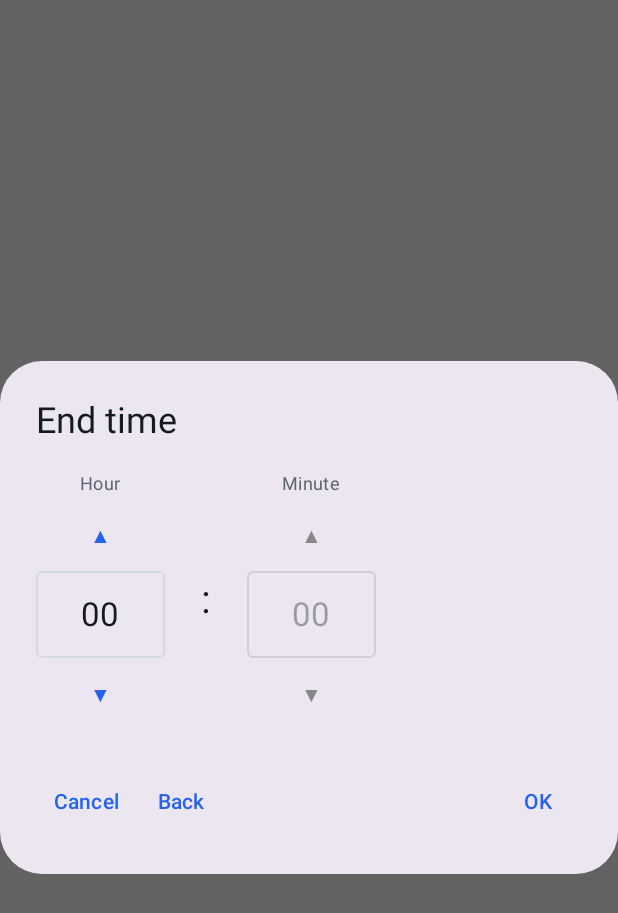
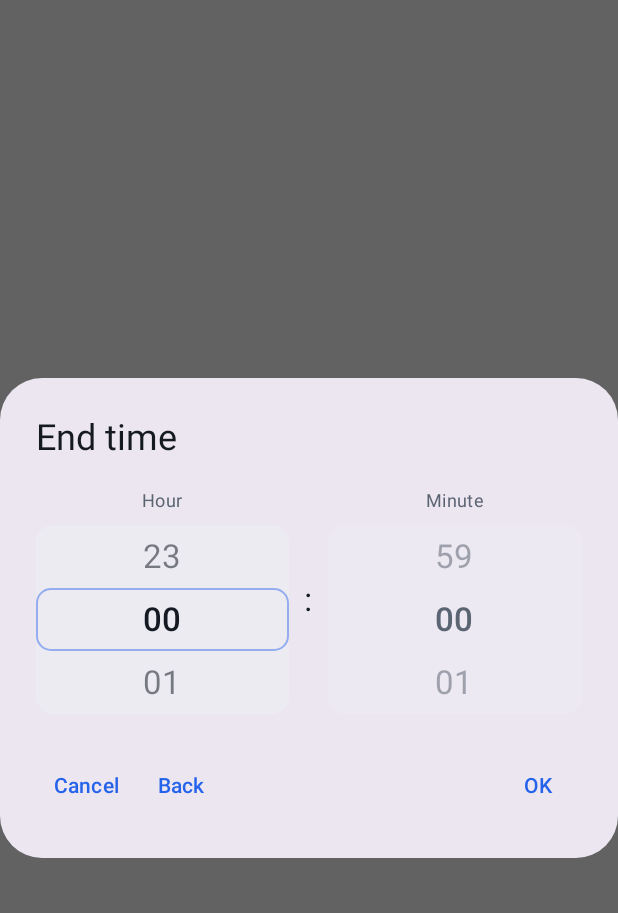
Before and after one commit to neurotracee/auto-swipe, an Android app built with Jetpack Compose: the composable StepperTimeDialog called with empty values, on a phone screen of 412 x 824 dp. Shown: the top 913 px of the screen. Run offline under Robolectric (Android 15) with nearby library versions, the phone set to English and light mode, and no system bars.

Commit message:
1.1.1.1: 时分选择改为双滚轮（密码扣式），修 1.1.1.0 手指滑动不生效

```diff
--- a/app/build.gradle.kts
+++ b/app/build.gradle.kts
@@ -15,7 +15,7 @@ val keystoreProps = Properties().apply {
 // 小修小改只递增最后一段，功能级改动才动第三段。
 // versionCode 由 versionName 直接算出来，只改这一个字符串即可。
 // 映射：主*1000000 + 次*10000 + 修订*100 + 补丁（例：1.0.0.1 → 1000001）。
-val appVersionName = "1.1.1.0"
+val appVersionName = "1.1.1.1"
 val appVersionCode = appVersionName
     .split(".")
     .map { it.trim().toInt() }
--- a/app/src/main/java/com/neurotracee/autoswipe/ui/LogUi.kt
+++ b/app/src/main/java/com/neurotracee/autoswipe/ui/LogUi.kt
@@ -1,6 +1,17 @@
 package com.neurotracee.autoswipe.ui
 
 import android.widget.Toast
+import androidx.compose.animation.core.Animatable
+import androidx.compose.animation.core.animate
+import androidx.compose.animation.core.tween
+import androidx.compose.foundation.gestures.detectVerticalDragGestures
+import androidx.compose.foundation.layout.offset
+import androidx.compose.foundation.layout.size
+import androidx.compose.ui.draw.clip
+import androidx.compose.ui.platform.LocalDensity
+import androidx.compose.runtime.rememberCoroutineScope
+import androidx.compose.ui.graphics.graphicsLayer
+import kotlinx.coroutines.launch
 import androidx.activity.compose.BackHandler
 import androidx.activity.compose.rememberLauncherForActivityResult
 import androidx.activity.result.contract.ActivityResultContracts
@@ -43,11 +54,14 @@ import androidx.compose.runtime.remember
 import androidx.compose.runtime.setValue
 import androidx.compose.ui.Alignment
 import androidx.compose.ui.Modifier
+import androidx.compose.ui.focus.FocusRequester
+import androidx.compose.ui.focus.focusRequester
 import androidx.compose.ui.focus.onFocusChanged
 import androidx.compose.ui.input.pointer.pointerInput
 import androidx.compose.ui.graphics.Color
 import androidx.compose.ui.platform.LocalClipboardManager
 import androidx.compose.ui.platform.LocalContext
+import androidx.compose.ui.platform.LocalSoftwareKeyboardController
 import androidx.compose.ui.text.AnnotatedString
 import androidx.compose.foundation.text.KeyboardOptions
 import androidx.compose.ui.text.input.KeyboardType
@@ -483,6 +497,8 @@ private fun FeedbackBlock(count: Int, onCopy: (String) -> Unit) {
     }
 }
 
+private val WheelRow = 42.dp
+
 @Composable
 private fun StepperTimeDialog(
     isStart: Boolean,
@@ -502,11 +518,11 @@ private fun StepperTimeDialog(
             Row(
                 Modifier.fillMaxWidth(),
                 verticalAlignment = Alignment.CenterVertically,
-                horizontalArrangement = Arrangement.spacedBy(24.dp)
+                horizontalArrangement = Arrangement.spacedBy(10.dp)
             ) {
-                StepperUnit(tr("时", "Hour"), hour, 23, true, onHourChange, onTouch = { onHourChange(hour) })
-                Text(":", fontSize = 26.sp, color = MaterialTheme.colorScheme.onSurface)
-                StepperUnit(tr("分", "Minute"), minute, 59, hourUnlocked, onMinuteChange)
+                WheelUnit(tr("时", "Hour"), hour, 23, true, onHourChange, Modifier.weight(1f))
+                Text(":", fontSize = 22.sp, color = MaterialTheme.colorScheme.onSurface)
+                WheelUnit(tr("分", "Minute"), minute, 59, hourUnlocked, onMinuteChange, Modifier.weight(1f))
             }
         },
         confirmButton = {
@@ -520,73 +536,138 @@ private fun StepperTimeDialog(
     )
 }
 
+/**
+ * 一个滚轮：像行李箱密码扣那样，手指上下推、数字跟着走，松手吸附到最近一格。
+ * 中间亮着的那格是选中值；轻点滚轮可以直接打字输入。
+ */
 @Composable
-private fun StepperUnit(
+private fun WheelUnit(
     label: String,
     value: Int,
     max: Int,
     enabled: Boolean,
     onChange: (Int) -> Unit,
-    onTouch: () -> Unit = {}
+    modifier: Modifier = Modifier
 ) {
-    var tv by remember { mutableStateOf(TextFieldValue(fmt2(value))) }
-    var fieldFocused by remember { mutableStateOf(false) }
-    // 外部（步进键、滑动）改了值，就把显示跟过去；正打着字时不打扰
-    LaunchedEffect(value) {
-        if (fieldFocused) return@LaunchedEffect
-        val cur = tv.text.toIntOrNull()
-        if (cur != value) tv = TextFieldValue(fmt2(value), TextRange(fmt2(value).length))
+    var local by remember { mutableStateOf(value) }
+    LaunchedEffect(value) { if (local != value) local = value }
+
+    val rowPx = with(LocalDensity.current) { WheelRow.toPx() }
+    var shift by remember { mutableStateOf(0f) }
+    val scope = rememberCoroutineScope()
+    var typing by remember { mutableStateOf(false) }
+
+    Column(modifier, horizontalAlignment = Alignment.CenterHorizontally) {
+        Text(label, fontSize = 12.sp, color = MaterialTheme.colorScheme.onSurfaceVariant)
+        Spacer(Modifier.height(6.dp))
+        Box(
+            Modifier
+                .fillMaxWidth()
+                .height(WheelRow * 3)
+                .clip(RoundedCornerShape(12.dp))
+                .background(
+                    if (enabled) MaterialTheme.colorScheme.surfaceVariant.copy(alpha = 0.5f)
+                    else MaterialTheme.colorScheme.surfaceVariant.copy(alpha = 0.22f)
+                )
+                .pointerInput(enabled, rowPx) {
+                    if (!enabled) return@pointerInput
+                    detectVerticalDragGestures(
+                        onDragStart = { shift = 0f },
+                        onDragEnd = {
+                            scope.launch {
+                                animate(shift, 0f, animationSpec = tween(180)) { v, _ -> shift = v }
+                            }
+                        },
+                        onDragCancel = {
+                            scope.launch {
+                                animate(shift, 0f, animationSpec = tween(180)) { v, _ -> shift = v }
+                            }
+                        }
+                    ) { change, dy ->
+                        change.consume()
+                        var acc = shift + dy
+                        while (acc <= -rowPx) {
+                            acc += rowPx
+                            local = stepWrap(local, 1, max)
+                            onChange(local)
+                        }
+                        while (acc >= rowPx) {
+                            acc -= rowPx
+                            local = stepWrap(local, -1, max)
+                            onChange(local)
+                        }
+                        shift = acc.coerceIn(-rowPx * 1.2f, rowPx * 1.2f)
+                    }
+                }
+                .clickable(enabled = enabled) { typing = true },
+            contentAlignment = Alignment.Center
+        ) {
+            // 选中那一格的底
+            Box(
+                Modifier
+                    .fillMaxWidth()
+                    .height(WheelRow)
+                    .align(Alignment.Center)
+                    .border(1.dp, if (enabled) BrandBlue.copy(alpha = 0.45f) else Color.Transparent, RoundedCornerShape(10.dp))
+            )
+            val d = LocalDensity.current
+            for (k in -2..2) {
+                val pos = shift + k * rowPx
+                if (pos > -2.2f * rowPx && pos < 2.2f * rowPx) {
+                    val alpha = (1f - kotlin.math.abs(pos) / (2.2f * rowPx)).coerceIn(0.12f, 1f)
+                    val centered = kotlin.math.abs(pos) < rowPx * 0.5f
+                    Text(
+                        fmt2(stepWrap(local, k, max)),
+                        modifier = Modifier
+                            .align(Alignment.Center)
+                            .offset(y = with(d) { pos.toDp() }),
+                        fontSize = 22.sp,
+                        fontWeight = if (centered) FontWeight.SemiBold else FontWeight.Normal,
+                        color = (if (enabled) MaterialTheme.colorScheme.onSurface else MaterialTheme.colorScheme.onSurfaceVariant)
+                            .copy(alpha = alpha)
+                    )
+                }
+            }
+        }
     }
 
-    Column(horizontalAlignment = Alignment.CenterHorizontally) {
-        Text(label, fontSize = 12.sp, color = MaterialTheme.colorScheme.onSurfaceVariant)
-        TextButton(
-            enabled = enabled,
-            onClick = { onChange(stepWrap(value, 1, max)) },
-            contentPadding = androidx.compose.foundation.layout.PaddingValues(4.dp)
-        ) { Text("▲", fontSize = 14.sp, color = if (enabled) BrandBlue else Color.Gray) }
-
+    if (typing) {
+        var txt by remember { mutableStateOf("") }
+        val fr = remember { FocusRequester() }
+        val kb = LocalSoftwareKeyboardController.current
+        val done: () -> Unit = {
+            val v = txt.toIntOrNull()
+            if (v != null) {
+                val c = v.coerceIn(0, max)
+                local = c
+                onChange(c)
+            }
+            typing = false
+            kb?.hide()
+        }
+        AlertDialog(
+            onDismissRequest = { typing = false },
+            title = { Text(label) },
+            text = {
                 OutlinedTextField(
-            value = tv,
-            onValueChange = { raw ->
-                val digits = raw.text.filter { it.isDigit() }.takeLast(2)
-                val v = (digits.toIntOrNull() ?: 0).coerceIn(0, max)
-                // 打字时先按原样显示，失焦后再补齐两位，免得边打边跳
-                tv = TextFieldValue(digits, TextRange(digits.length))
-                onChange(v)
-            },
-            enabled = enabled,
+                    value = txt,
+                    onValueChange = { txt = it.filter { ch -> ch.isDigit() }.take(2) },
                     singleLine = true,
                     keyboardOptions = KeyboardOptions(keyboardType = KeyboardType.Number),
                     textStyle = androidx.compose.ui.text.TextStyle(
                         fontSize = 22.sp,
                         textAlign = androidx.compose.ui.text.style.TextAlign.Center
                     ),
-            placeholder = { Text(if (fieldFocused) fmt2(value) else "", fontSize = 22.sp, color = Color.Gray) },
+                    placeholder = { Text(fmt2(value), fontSize = 22.sp, color = Color.Gray) },
                     modifier = Modifier
-                .width(86.dp)
-                // 一进焦点就清空并占位显示旧值，打的数字直接顶掉原来的，不会变成「21」后面接「7」
-                .onFocusChanged { st ->
-                    fieldFocused = st.isFocused
-                    if (st.isFocused) {
-                        tv = TextFieldValue("", TextRange(0))
-                        onTouch()
-                    } else if (tv.text.length < 2) {
-                        tv = TextFieldValue(fmt2(value), TextRange(2))
-                    }
-                }
-                .stepDrag(
-                    enabled = enabled,
-                    onUp = { onChange(stepWrap(value, 1, max)) },
-                    onDown = { onChange(stepWrap(value, -1, max)) }
+                        .width(120.dp)
+                        .focusRequester(fr)
                 )
+            },
+            confirmButton = { TextButton(onClick = done) { Text(tr("确定", "OK")) } },
+            dismissButton = { TextButton(onClick = { typing = false; kb?.hide() }) { Text(tr("取消", "Cancel")) } }
         )
-
-        TextButton(
-            enabled = enabled,
-            onClick = { onChange(stepWrap(value, -1, max)) },
-            contentPadding = androidx.compose.foundation.layout.PaddingValues(4.dp)
-        ) { Text("▼", fontSize = 14.sp, color = if (enabled) BrandBlue else Color.Gray) }
+        LaunchedEffect(Unit) { fr.requestFocus(); kb?.show() }
     }
 }
 
@@ -594,26 +675,3 @@ private fun fmt2(v: Int): String = String.format(Locale.US, "%02d", v)
 
 private fun stepWrap(v: Int, delta: Int, max: Int): Int =
     ((v + delta) % (max + 1) + (max + 1)) % (max + 1)
-
-/**
- * 在 Initial 阶段先吃掉纵向拖动的手势：数字输入框自己会拿拖动去做光标选择，
- * 挂在 Main 阶段会被它先消费掉，滑动就失效了。这里先咬住，再交还点击给输入框。
- */
-private fun Modifier.stepDrag(enabled: Boolean, onUp: () -> Unit, onDown: () -> Unit): Modifier =
-    if (!enabled) this else this.pointerInput(Unit) {
-        awaitPointerEventScope {
-            var acc = 0f
-            var tracking = false
-            while (true) {
-                val ev = awaitPointerEvent(androidx.compose.ui.input.pointer.PointerEventPass.Initial)
-                val ch = ev.changes.firstOrNull() ?: continue
-                if (ch.pressed && !tracking) { tracking = true; acc = 0f }
-                if (tracking) {
-                    acc += ch.position.y - ch.previousPosition.y
-                    if (acc <= -30f) { ch.consume(); onUp(); acc = 0f }
-                    else if (acc >= 30f) { ch.consume(); onDown(); acc = 0f }
-                }
-                if (!ch.pressed) { tracking = false; acc = 0f }
-            }
-        }
-    }
```
Also changed, not shown: 4 other files. Lines whose indentation alone changed are shown as unchanged.
